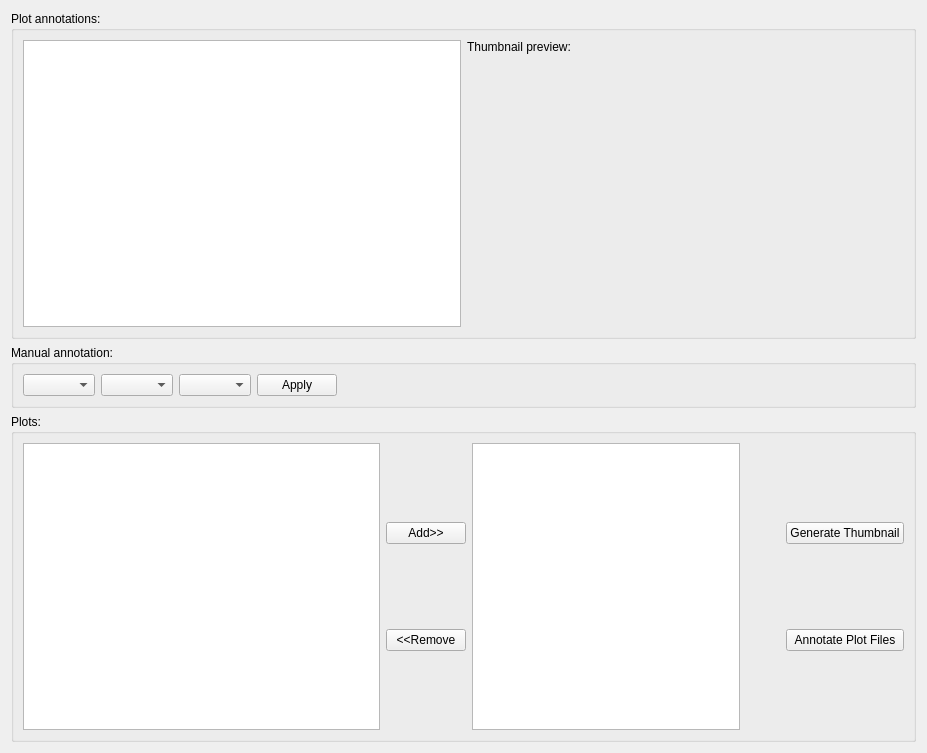
Above: mapclientplugins/sparccurationhelperstep/qt/plotannotationwidget.ui from mapclient-plugins/mapclientplugins.sparccurationhelperstep before the change. Below: the same form after it.
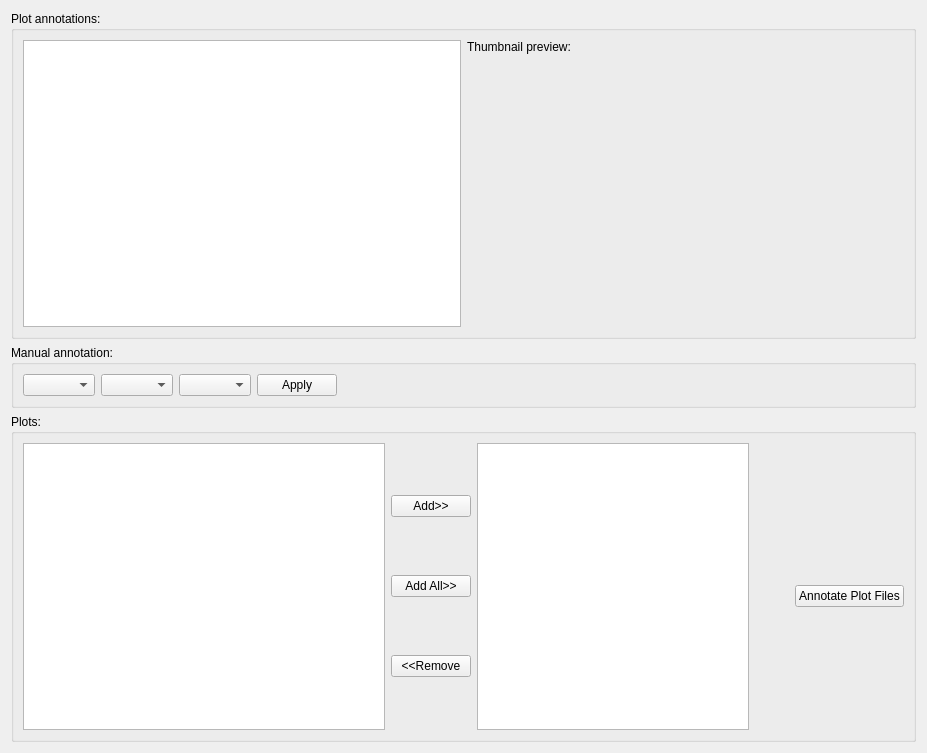
That is the form after the change.

Commit message: Update UI. Remove unnecessary code. Avoid calling Manifest functions directly.

```diff
--- a/mapclientplugins/sparccurationhelperstep/qt/plotannotationwidget.ui
+++ b/mapclientplugins/sparccurationhelperstep/qt/plotannotationwidget.ui
@@ -135,19 +135,6 @@
           </property>
          </widget>
         </item>
-        <item row="0" column="1">
-         <widget class="QPushButton" name="pushButtonGenerateThumbnail">
-          <property name="sizePolicy">
-           <sizepolicy hsizetype="Expanding" vsizetype="Fixed">
-            <horstretch>0</horstretch>
-            <verstretch>0</verstretch>
-           </sizepolicy>
-          </property>
-          <property name="text">
-           <string>Generate Thumbnail</string>
-          </property>
-         </widget>
-        </item>
         <item row="0" column="0">
          <spacer name="horizontalSpacer_2">
           <property name="orientation">
@@ -186,6 +173,13 @@
          </widget>
         </item>
         <item row="1" column="0">
+         <widget class="QPushButton" name="pushButtonAddAllPlot">
+          <property name="text">
+           <string>Add All&gt;&gt;</string>
+          </property>
+         </widget>
+        </item>
+        <item row="2" column="0">
          <widget class="QPushButton" name="pushButtonRemovePlot">
           <property name="text">
            <string>&lt;&lt;Remove</string>
```
The commit also changes 7 other files.
